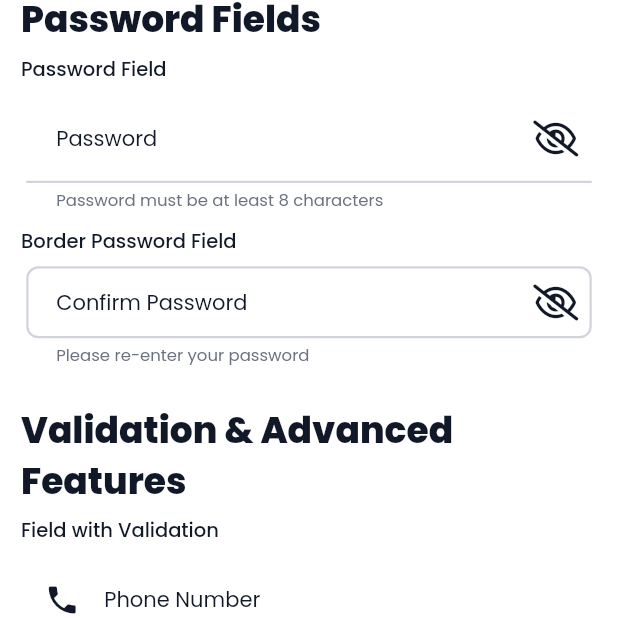
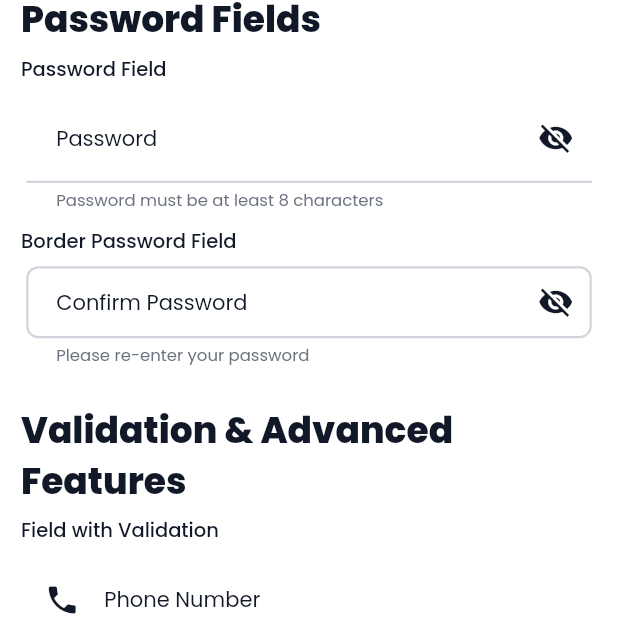
Before and after one commit to ajianaz/micropack_ui_kit, a Flutter app: the TextFieldPage screen opened directly, on a phone screen of 412 x 824 dp, the part 514-1132 px from its top. Run offline on Flutter 3.47's test engine with Material 3 defaults, Android fonts, the phone set to English and light mode, and no system bars; our stand-ins replace flutter_animate, flutter_spinkit, gap, google_fonts, nil, shared_preferences and 1 more; accounts and stored records are empty; network calls fail.

Commit message:
refactor(deps): remove font_awesome_flutter dependency and use material icons

```diff
--- a/lib/micropack_ui_kit.dart
+++ b/lib/micropack_ui_kit.dart
@@ -12,7 +12,6 @@
 /// - Error handling utilities
 
 // Third party packages
-export 'package:font_awesome_flutter/font_awesome_flutter.dart';
 export 'package:gap/gap.dart';
 export 'package:nil/nil.dart';
 
--- a/lib/src/components/textfield/mp_textfield.dart
+++ b/lib/src/components/textfield/mp_textfield.dart
@@ -723,9 +723,8 @@ class MPTextField extends StatefulWidget {
 }
 
 class _MPTextFieldState extends State<MPTextField> {
-  final Widget _defaultSuffixIconEyeOpen = const Icon(FontAwesomeIcons.eye);
-  final Widget _defaultSuffixIconEyeClose =
-      const Icon(FontAwesomeIcons.eyeSlash);
+  final Widget _defaultSuffixIconEyeOpen = const Icon(Icons.visibility);
+  final Widget _defaultSuffixIconEyeClose = const Icon(Icons.visibility_off);
   bool _isLandscape = false;
 
   @override
--- a/pubspec.yaml
+++ b/pubspec.yaml
@@ -16,7 +16,6 @@ dependencies:
   flutter_spinkit: ^5.2.0
   flutter_svg: ^2.0.9
   flutter_switch: ^0.3.2
-  font_awesome_flutter: ^10.8.0
   gap: ^3.0.1
   google_fonts: ^6.1.0
   nil: ^1.1.1
```
Also changed, not shown: 1 other file.
